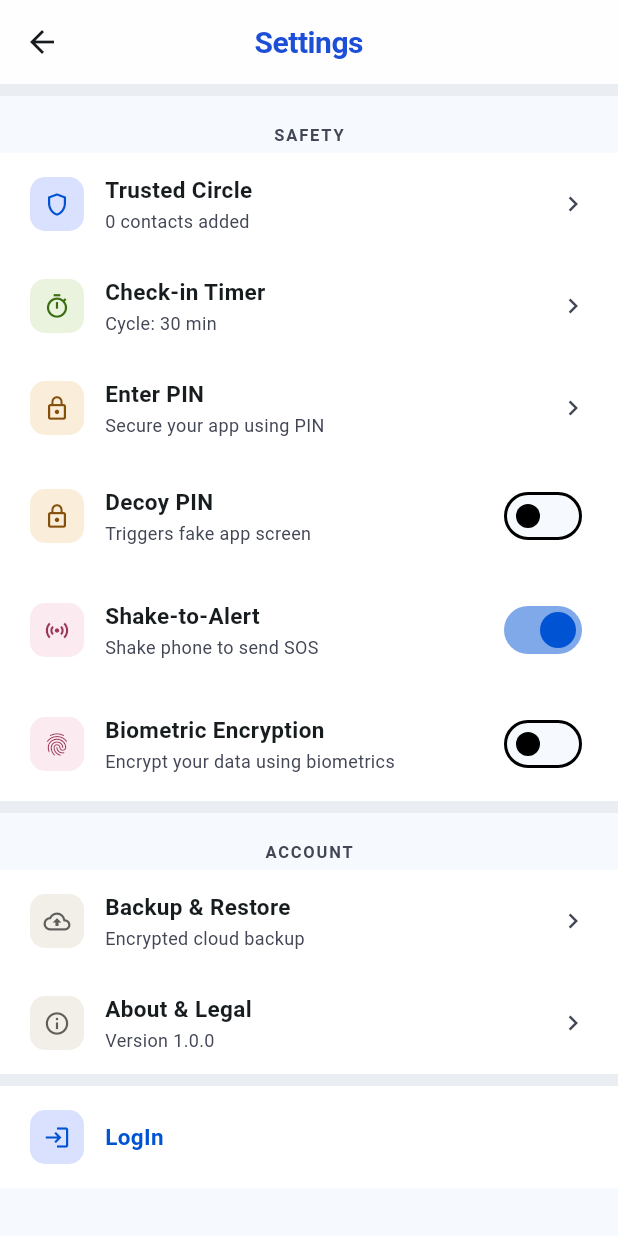
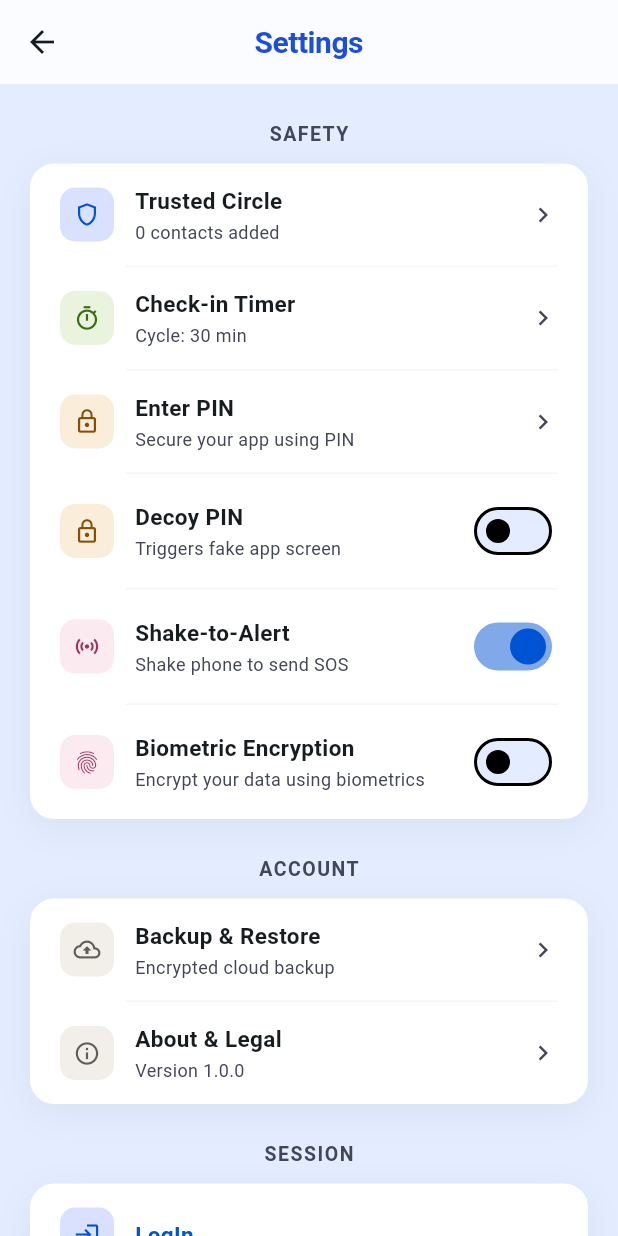
Before and after one commit to Atharvanair09/Kavaach, a Flutter app: the SettingsScreen screen opened directly, on a phone screen of 412 x 824 dp. Run offline on Flutter 3.47's test engine with Material 3 defaults, Android fonts, the phone set to English and light mode, and no system bars; our stand-ins replace audioplayers, cloud_firestore, firebase_auth, firebase_core, flutter_contacts, flutter_dotenv and 11 more; missing offline and left inert: shake; accounts and stored records are empty; Roboto replaces fonts that are missing (Bernard MT Condensed, Haettenschweiler, Rockwell).

Commit message:
version 15.7.0

```diff
--- a/mobile/lib/constants/st_style.dart
+++ b/mobile/lib/constants/st_style.dart
@@ -21,8 +21,8 @@ class ST {
   static const onTertiaryContainer = Color(0xFFFFFEFF);
   static const onTertiaryFixedVariant = Color(0xFF91002D);
 
-  static const surface = Color(0xFFF6FAFE);
-  static const surfaceBright = Color(0xFFF6FAFE);
+  static const surface = Color(0xFFE3EDFF);
+  static const surfaceBright = Color(0xFFE3EDFF);
   static const surfaceContainer = Color(0xFFEAEEF2);
   static const surfaceContainerLow = Color(0xFFF0F4F8);
   static const surfaceContainerHigh = Color(0xFFE4E9ED);
@@ -33,7 +33,7 @@ class ST {
   static const onSurface = Color(0xFF171C1F);
   static const onSurfaceVariant = Color(0xFF424655);
   static const onBackground = Color(0xFF171C1F);
-  static const background = Color(0xFFF6FAFE);
+  static const background = Color(0xFFE3EDFF);
   static const outline = Color(0xFF727687);
   static const outlineVariant = Color(0xFFC2C6D8);
 
--- a/mobile/lib/screens/onboarding/onboarding_screens.dart
+++ b/mobile/lib/screens/onboarding/onboarding_screens.dart
@@ -40,7 +40,7 @@ class OnboardingScreen extends StatelessWidget {
               width: 320,
               height: 320,
               decoration: BoxDecoration(
-                color: ST.primary.withOpacity(0.05),
+                color: ST.primary.withOpacity(0.1),
                 shape: BoxShape.circle,
               ),
             ),
@@ -52,7 +52,7 @@ class OnboardingScreen extends StatelessWidget {
               width: 280,
               height: 280,
               decoration: BoxDecoration(
-                color: ST.secondaryFixed.withOpacity(0.2),
+                color: ST.primary.withOpacity(0.12),
                 shape: BoxShape.circle,
               ),
             ),
--- a/mobile/lib/screens/settings/settings_screen.dart
+++ b/mobile/lib/screens/settings/settings_screen.dart
@@ -380,8 +380,9 @@ class _SettingsScreenState extends State<SettingsScreen> {
             child: Column(
               children: [
                 _buildProfileCard(),
-                _buildDivider(),
-                _buildSectionHeader('Safety'),
+
+                _buildSectionLabel('Safety'),
+                _buildGroupedCard([
                   _buildNavRow(
                     icon: Icons.shield_outlined,
                     iconBg: const Color(0xFFDAE1FF),
@@ -390,6 +391,7 @@ class _SettingsScreenState extends State<SettingsScreen> {
                     subtitle: '${_trustedContacts.length} contacts added',
                     onTap: () {},
                   ),
+                  _buildInternalDivider(),
                   _buildNavRow(
                     icon: Icons.timer_outlined,
                     iconBg: const Color(0xFFEAF3DE),
@@ -398,6 +400,7 @@ class _SettingsScreenState extends State<SettingsScreen> {
                     subtitle: 'Cycle: $_checkinDurationMinutes min',
                     onTap: () => _showCheckinTimerSheet(context),
                   ),
+                  _buildInternalDivider(),
                   _buildNavRow(
                     icon: Icons.lock_outline,
                     iconBg: const Color(0xFFFAEEDA),
@@ -409,6 +412,7 @@ class _SettingsScreenState extends State<SettingsScreen> {
                       Future.delayed(const Duration(seconds: 10), () => _loadPinStatus());
                     },
                   ),
+                  _buildInternalDivider(),
                   _buildToggleRow(
                     icon: Icons.lock_outline,
                     iconBg: const Color(0xFFFAEEDA),
@@ -425,6 +429,7 @@ class _SettingsScreenState extends State<SettingsScreen> {
                       }
                     },
                   ),
+                  _buildInternalDivider(),
                   _buildToggleRow(
                     icon: Icons.sensors,
                     iconBg: const Color(0xFFFBEAF0),
@@ -434,6 +439,7 @@ class _SettingsScreenState extends State<SettingsScreen> {
                     value: _shakeToAlert,
                     onChanged: (v) => setState(() => _shakeToAlert = v),
                   ),
+                  _buildInternalDivider(),
                   _buildToggleRow(
                     icon: Icons.fingerprint,
                     iconBg: const Color(0xFFFBEAF0),
@@ -446,8 +452,10 @@ class _SettingsScreenState extends State<SettingsScreen> {
                       setState(() => _biometricEnabled = v);
                     },
                   ),
-                _buildDivider(),
-                _buildSectionHeader('Account'),
+                ]),
+
+                _buildSectionLabel('Account'),
+                _buildGroupedCard([
                   _buildNavRow(
                     icon: Icons.cloud_upload_outlined,
                     iconBg: const Color(0xFFF1EFE8),
@@ -456,6 +464,7 @@ class _SettingsScreenState extends State<SettingsScreen> {
                     subtitle: 'Encrypted cloud backup',
                     onTap: () => _showComingSoon(context),
                   ),
+                  _buildInternalDivider(),
                   _buildNavRow(
                     icon: Icons.info_outline,
                     iconBg: const Color(0xFFF1EFE8),
@@ -464,8 +473,13 @@ class _SettingsScreenState extends State<SettingsScreen> {
                     subtitle: 'Version 1.0.0',
                     onTap: () => _showAboutSheet(context),
                   ),
-                _buildDivider(),
+                ]),
+
+                _buildSectionLabel('Session'),
+                _buildGroupedCard([
                   _buildDeleteRow(context),
+                ]),
+
                 const SizedBox(height: 120),
               ],
             ),
@@ -617,26 +631,51 @@ class _SettingsScreenState extends State<SettingsScreen> {
     );
   }
 
-  Widget _buildDivider() {
-    return Container(
-      height: 8,
-      color: ST.surfaceContainer,
+  Widget _buildSectionLabel(String title) {
+    return Padding(
+      padding: const EdgeInsets.fromLTRB(20, 24, 20, 10),
+      child: Align(
+        alignment: Alignment.center,
+        child: Text(
+          title.toUpperCase(),
+          style: const TextStyle(
+            fontFamily: 'Bernard MT Condensed',
+            fontSize: 13,
+            fontWeight: FontWeight.w700,
+            letterSpacing: 1.0,
+            color: ST.onSurfaceVariant,
+          ),
+        ),
+      ),
     );
   }
 
-  Widget _buildSectionHeader(String title) {
-    return Padding(
-      padding: const EdgeInsets.fromLTRB(20, 18, 20, 4),
-      child: Text(
-        title.toUpperCase(),
-        style: const TextStyle(
-          fontFamily: 'Haettenschweiler',
-          fontSize: 11,
-          fontWeight: FontWeight.w700,
-          letterSpacing: 1.2,
-          color: ST.onSurfaceVariant,
+  Widget _buildGroupedCard(List<Widget> children) {
+    return Container(
+      margin: const EdgeInsets.symmetric(horizontal: 20),
+      decoration: BoxDecoration(
+        color: ST.surfaceContainerLowest,
+        borderRadius: ST.radiusSm,
+        boxShadow: [
+          BoxShadow(
+            color: Colors.black.withOpacity(0.05),
+            blurRadius: 20,
+            offset: const Offset(0, 6),
           ),
+        ],
       ),
+      clipBehavior: Clip.antiAlias,
+      child: Column(children: children),
+    );
+  }
+
+  Widget _buildInternalDivider() {
+    return Divider(
+      height: 1,
+      thickness: 1,
+      indent: 64,
+      endIndent: 20,
+      color: Colors.grey.shade100,
     );
   }
 
@@ -651,7 +690,6 @@ class _SettingsScreenState extends State<SettingsScreen> {
     return InkWell(
       onTap: onTap,
     child: Container(
-        color: ST.surfaceContainerLowest,
       padding: const EdgeInsets.symmetric(horizontal: 20, vertical: 14),
         child: Row(
           children: [
@@ -709,7 +747,6 @@ class _SettingsScreenState extends State<SettingsScreen> {
     required ValueChanged<bool> onChanged,
   }) {
     return Container(
-      color: ST.surfaceContainerLowest,
       padding: const EdgeInsets.symmetric(horizontal: 20, vertical: 14),
       child: Row(
         children: [
@@ -783,7 +820,6 @@ class _SettingsScreenState extends State<SettingsScreen> {
         }
       },
       child: Container(
-        color: ST.surfaceContainerLowest,
         padding: const EdgeInsets.symmetric(horizontal: 20, vertical: 16),
         child: Row(
           children: [
```
Also changed, not shown: mobile/lib/screens/auth/pin_screen.dart (+26 -13 lines), mobile/lib/screens/location/location_screen.dart (+0 -59 lines), mobile/lib/timed_check_in.dart (+33 -13 lines). Lines whose indentation alone changed are shown as unchanged.
